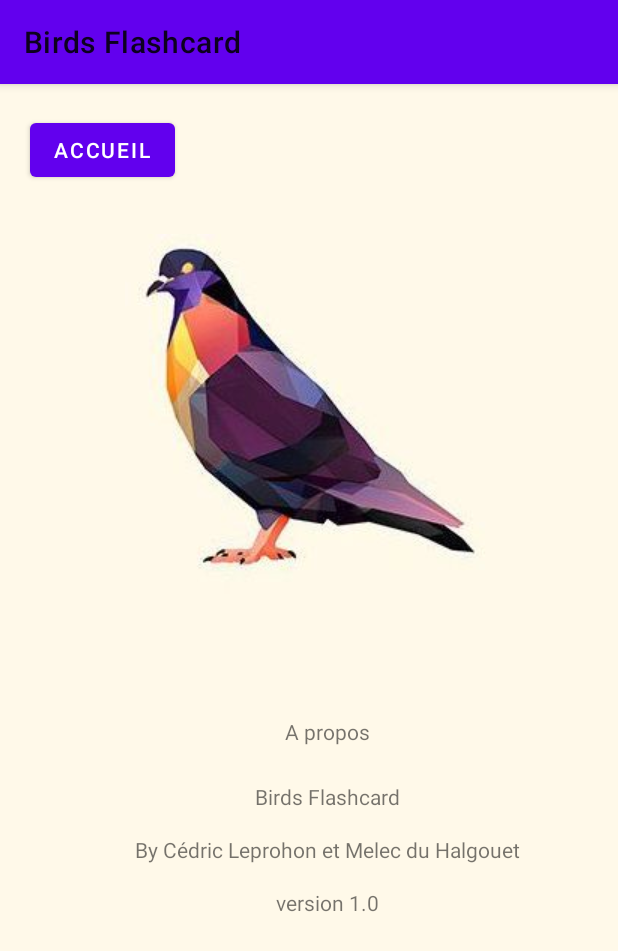
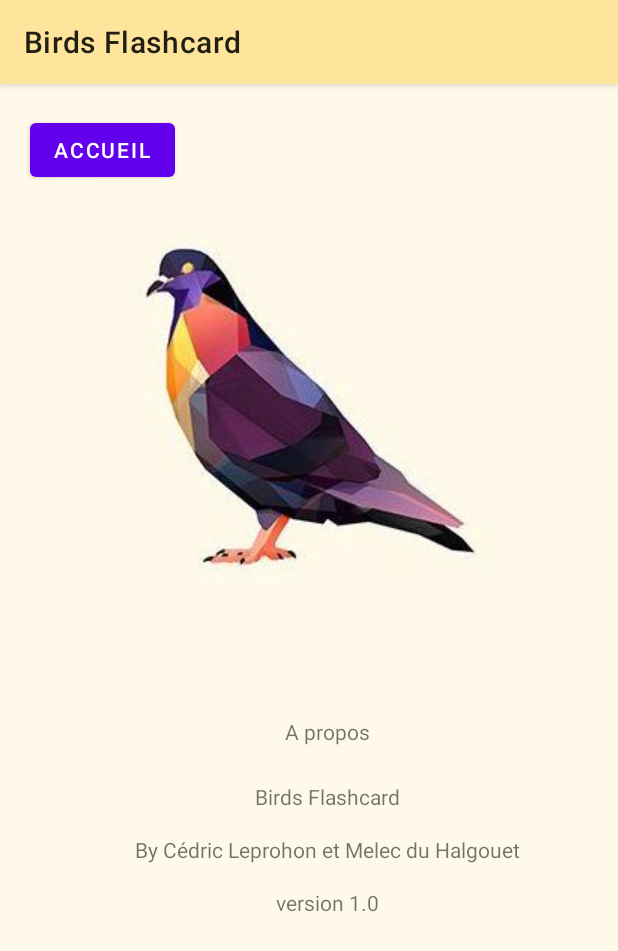
Before and after one commit to CedricLphn/Android-Birds-Flashcard, an Android app: the AboutActivity screen opened directly, with no data from a screen before it, on a phone screen of 412 x 824 dp. Shown: the top 951 px of the screen. Run offline under Robolectric (Android 15) with nearby library versions, the light colour scheme and no system bars.

Commit message:
[FIX] ActionBar

```diff
--- a/app/src/main/java/com/cedricleprohon/birdsflashcard/AboutActivity.java
+++ b/app/src/main/java/com/cedricleprohon/birdsflashcard/AboutActivity.java
@@ -1,12 +1,15 @@
 package com.cedricleprohon.birdsflashcard;
 
 import android.content.Intent;
+import android.graphics.Color;
+import android.graphics.drawable.ColorDrawable;
 import android.os.Bundle;
 import android.util.Log;
 import android.view.View;
 import android.widget.TextView;
 
 import androidx.annotation.Nullable;
+import androidx.appcompat.app.ActionBar;
 import androidx.appcompat.app.AppCompatActivity;
 
 public class AboutActivity extends AppCompatActivity implements View.OnClickListener{
@@ -14,6 +17,9 @@ public class AboutActivity extends AppCompatActivity implements View.OnClickList
     @Override
     protected void onCreate(@Nullable Bundle savedInstanceState) {
         super.onCreate(savedInstanceState);
+        ActionBar actionBar= getSupportActionBar();
+        actionBar.setBackgroundDrawable(new ColorDrawable(Color.parseColor("#FFE49C")));
+
         setContentView(R.layout.about);
 
 
```
